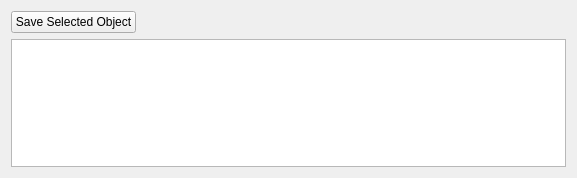
First picture: the form in src/gameobjectfilewidget.ui, repository hello-adam/Hooloovoo, before the edit.
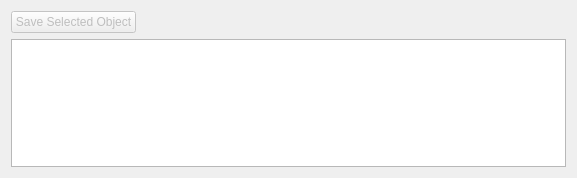
Second picture: the form after the edit.

Patch:
```diff
--- a/src/gameobjectfilewidget.ui
+++ b/src/gameobjectfilewidget.ui
@@ -18,6 +18,9 @@
     <layout class="QHBoxLayout" name="horizontalLayout">
      <item>
       <widget class="QPushButton" name="pb_saveSelectedObject">
+       <property name="enabled">
+        <bool>false</bool>
+       </property>
        <property name="text">
         <string>Save Selected Object</string>
        </property>
```
